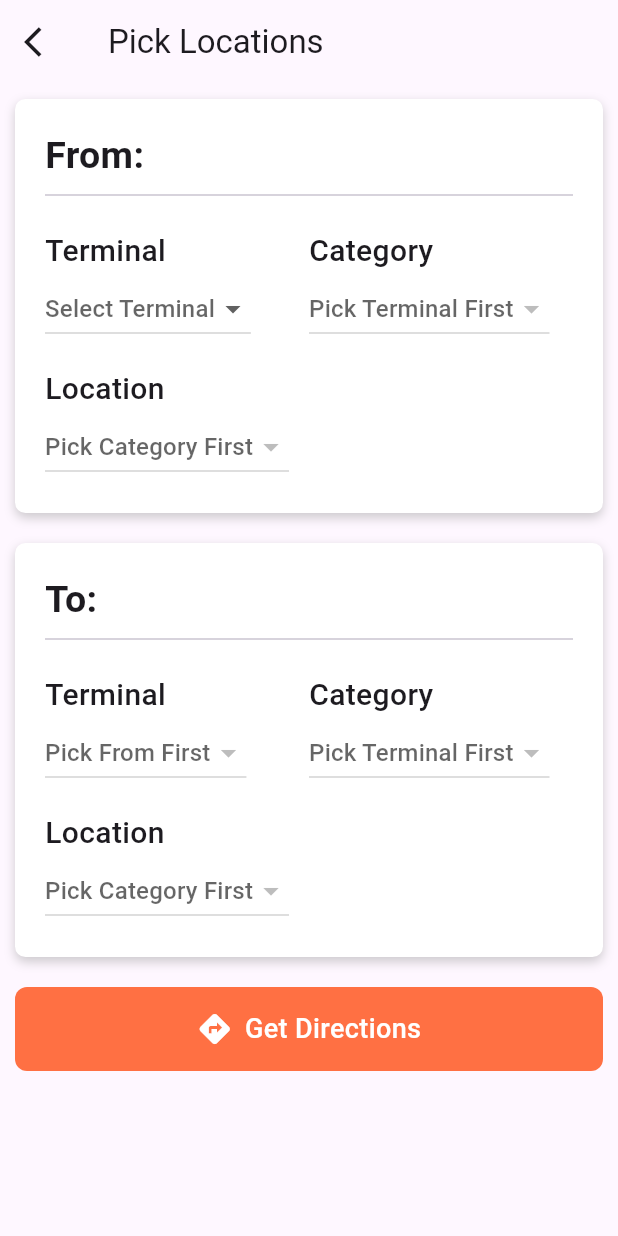
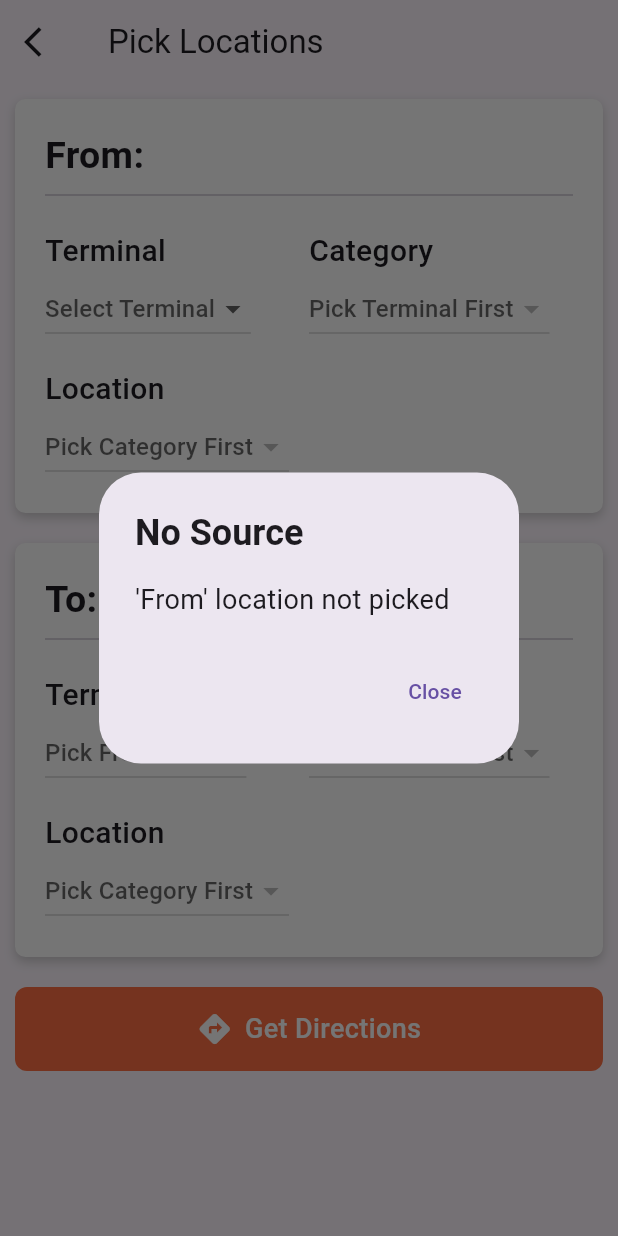
Before and after one commit to zul-aji/AngkasApp, a Flutter app: the MapNavigate screen opened directly, after a tap on "Get Directions", on a phone screen of 412 x 824 dp. Run offline on Flutter 3.47's test engine with Material 3 defaults, Android fonts, the phone set to English and light mode, and no system bars; our stand-ins replace flutter_local_notifications, fluttertoast, hive, hive_flutter, rxdart, timezone and 1 more; accounts and stored records are empty.

Commit message:
Minor Update

```diff
--- a/lib/map/map_navigate.dart
+++ b/lib/map/map_navigate.dart
@@ -403,14 +403,42 @@ class _MapNavigateState extends State<MapNavigate> {
             GestureDetector(
               onTap: () async {
                 if (initialLoc == null) {
-                  const AlertDialog(
-                    title: Text("Empty Source"),
-                    content: Text("From not picked"),
+                  showDialog(
+                    context: context,
+                    builder: (context) => AlertDialog(
+                      title: Text(
+                        "No Source",
+                        style: TextStyle(fontWeight: FontWeight.bold),
+                      ),
+                      content: Text(
+                        "'From' location not picked",
+                        style: TextStyle(fontSize: 18),
+                      ),
+                      actions: [
+                        TextButton(
+                          onPressed: () => Navigator.pop(context, 'Close'),
+                          child: const Text('Close'),
+                        ),
+                      ],
+                    ),
                   );
                 } else if (destLoc == null) {
-                  const AlertDialog(
-                    title: Text("Empty Destination"),
-                    content: Text("To not picked"),
+                  showDialog(
+                    context: context,
+                    builder: (context) => AlertDialog(
+                      title: Text("No Destination",
+                          style: TextStyle(fontWeight: FontWeight.bold)),
+                      content: Text(
+                        "'To' location not picked",
+                        style: TextStyle(fontSize: 18),
+                      ),
+                      actions: [
+                        TextButton(
+                          onPressed: () => Navigator.pop(context, 'Close'),
+                          child: const Text('Close'),
+                        ),
+                      ],
+                    ),
                   );
                 } else {
                   List<Location> navList =
--- a/lib/map/map_pick.dart
+++ b/lib/map/map_pick.dart
@@ -70,7 +70,8 @@ class _MapPickState extends State<MapPick> {
                 mainAxisAlignment: MainAxisAlignment.spaceBetween,
                 children: [
                   SafeArea(
-                    child: Container(
+                    child:
+Container(
   decoration: BoxDecoration(
     color: Colors.white,
     borderRadius: BorderRadius.circular(5),
```
Lines whose indentation alone changed are shown as unchanged.
